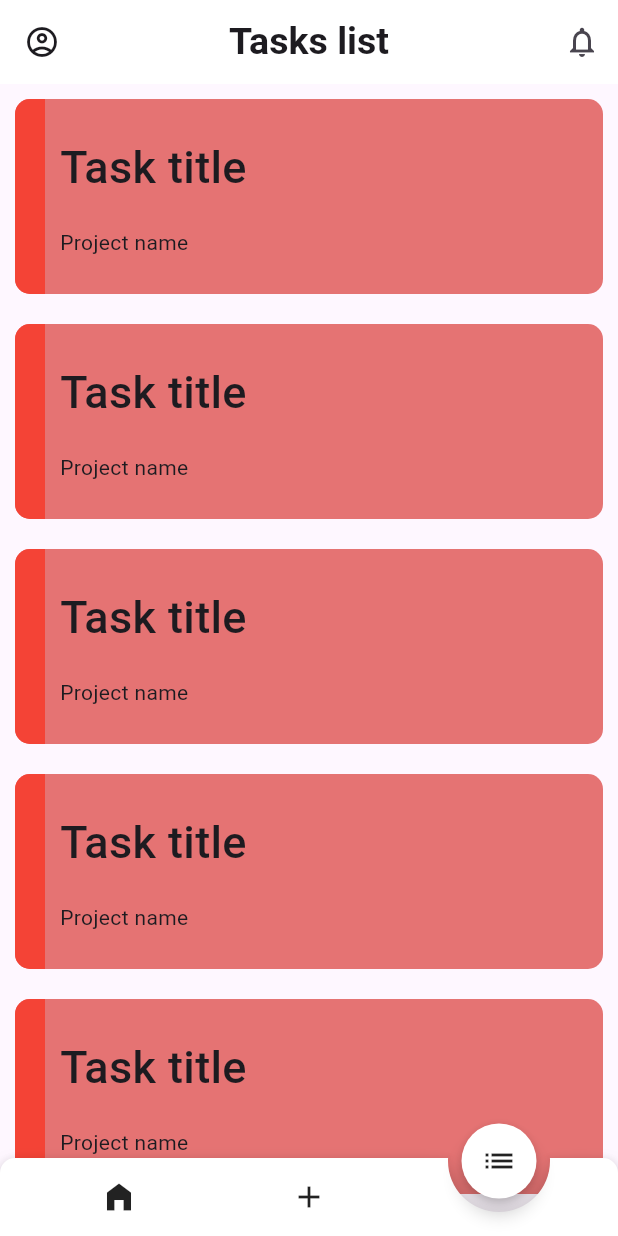
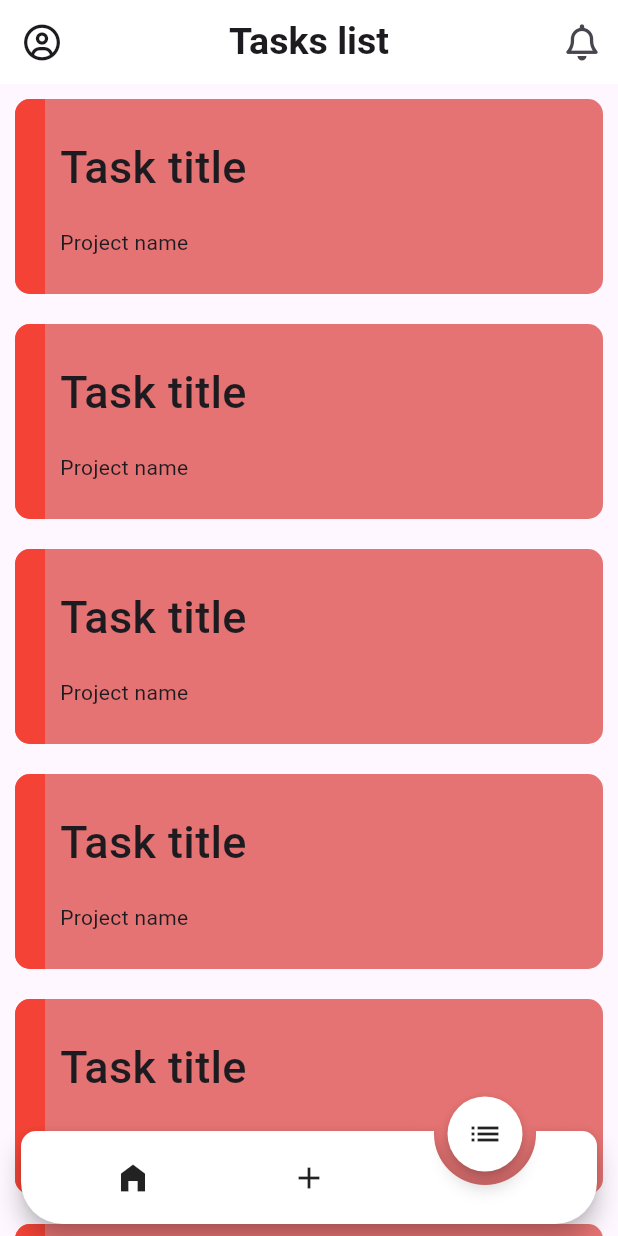
Before and after one commit to whStalker/tg_mini_app, a Flutter app: the screen it shows after launch, item 3 of the bottom bar chosen, on a phone screen of 412 x 824 dp. Run offline on Flutter 3.47's test engine with Material 3 defaults, Android fonts, the phone set to English and light mode, and no system bars; drawn by our look-alikes of animated_notch_bottom_bar; our stand-ins replace animated_toggle_switch, font_awesome_flutter; missing offline and left inert: image_stack, telegram_web_app.

Commit message:
-bug fix

```diff
--- a/lib/main.dart
+++ b/lib/main.dart
@@ -1,11 +1,13 @@
 import 'package:flutter/material.dart';
 import 'package:telegram_web_app/telegram_web_app.dart';
 import 'package:tg_mini_app/main_page.dart';
+import 'package:tg_mini_app/presentation/project_info_page.dart';
 
 void main() async {
   await TelegramWebApp.instance.expand();
   await TelegramWebApp.instance.disableVerticalSwipes();
   await TelegramWebApp.instance.enableClosingConfirmation();
+
 
   runApp(const MyApp());
 }
@@ -17,7 +19,8 @@ class MyApp extends StatelessWidget {
   Widget build(BuildContext context) {
     return const MaterialApp(
       debugShowCheckedModeBanner: false,
-      home: MainPage(),
+      home:
+      MainPage(),
     );
   }
 }
--- a/lib/main_page.dart
+++ b/lib/main_page.dart
@@ -1,8 +1,9 @@
 import 'package:animated_notch_bottom_bar/animated_notch_bottom_bar/animated_notch_bottom_bar.dart';
 import 'package:flutter/material.dart';
+import 'package:font_awesome_flutter/font_awesome_flutter.dart';
 import 'package:tg_mini_app/presentation/create_project_page.dart';
 import 'package:tg_mini_app/presentation/home_page.dart';
-import 'package:tg_mini_app/presentation/tasks_page.dart';
+import 'package:tg_mini_app/presentation/user_tasks_page.dart';
 
 class MainPage extends StatefulWidget {
   const MainPage({super.key});
@@ -18,7 +19,7 @@ int _selectIndex = 0;
 List _pages = const [
   HomePage(),
   CreateProjectPage(),
-  TasksPage(),
+  UserTasksPage(),
 ];
 
 List _appBarTitle = [
@@ -45,42 +46,26 @@ class _MainPageState extends State<MainPage> {
         surfaceTintColor: Colors.white,
         leading: IconButton(
           onPressed: () {},
-          icon: const Icon(Icons.account_circle_outlined),
+          icon: const FaIcon(FontAwesomeIcons.circleUser),
         ),
         actions: [
           IconButton(
             onPressed: () {},
-            icon: const Icon(Icons.notifications_none_outlined),
+            icon: const FaIcon(FontAwesomeIcons.bell),
           ),
         ],
       ),
       body: _pages[_selectIndex],
       extendBody: true,
-      bottomNavigationBar: SizedBox(
-        // color: Colors.red,
-        height: 80,
-        child: AnimatedNotchBottomBar(
+      bottomNavigationBar: AnimatedNotchBottomBar(
         notchBottomBarController: _barController,
         onTap: (value) {
           setState(() {
             _selectIndex = value;
           });
         },
-          kIconSize: 25,
-          kBottomRadius: 30,
-          removeMargins: true,
-
-          // notchColor: Colors.red,                  // Circle color
-
-          // notchGradient: const LinearGradient(     // Circule gradient
-          //   begin: Alignment.topRight,
-          //   end: Alignment.bottomLeft,
-          //   colors: [
-          //     Colors.red,
-          //     Colors.green,
-          //   ],
-          // ),
-
+        kIconSize: 24,
+        kBottomRadius: 28,
         bottomBarWidth: MediaQuery.sizeOf(context).width,
         bottomBarItems: const [
           BottomBarItem(
@@ -97,7 +82,6 @@ class _MainPageState extends State<MainPage> {
           ),
         ],
       ),
-      ),
     );
   }
 }
--- a/lib/presentation/create_project_page.dart
+++ b/lib/presentation/create_project_page.dart
@@ -1,5 +1,6 @@
 import 'package:animated_toggle_switch/animated_toggle_switch.dart';
 import 'package:flutter/material.dart';
+import 'package:font_awesome_flutter/font_awesome_flutter.dart';
 
 class CreateProjectPage extends StatefulWidget {
   const CreateProjectPage({super.key});
@@ -18,6 +19,7 @@ class _CreateProjectPageState extends State<CreateProjectPage> {
   @override
   Widget build(BuildContext context) {
     return Scaffold(
+      backgroundColor: Colors.white,
       body: Padding(
         padding: const EdgeInsets.all(10),
         child: SingleChildScrollView(
@@ -66,8 +68,8 @@ class _CreateProjectPageState extends State<CreateProjectPage> {
                     height: 35,
                     borderWidth: 2,
                     onChanged: (i) => setState(() => positive = i),
-                    iconBuilder: (value) => Icon(
-                      value ? Icons.lock : Icons.lock_open,
+                    iconBuilder: (value) => FaIcon(
+                      value ? FontAwesomeIcons.lock : FontAwesomeIcons.lockOpen,
                       size: 20,
                     ),
 
--- a/lib/presentation/tasks_page.dart
+++ b/lib/presentation/user_tasks_page.dart
@@ -1,7 +1,7 @@
 import 'package:flutter/material.dart';
 
-class TasksPage extends StatelessWidget {
-  const TasksPage({super.key});
+class UserTasksPage extends StatelessWidget {
+  const UserTasksPage({super.key});
 
   @override
   Widget build(BuildContext context) {
@@ -21,13 +21,14 @@ class TasksPage extends StatelessWidget {
               child: Stack(
                 children: [
                   const Padding(
-                    padding: EdgeInsets.symmetric(horizontal: 30, vertical: 15),
+                    padding: const EdgeInsets.symmetric(
+                        horizontal: 30, vertical: 15),
                     child: Column(
                       mainAxisAlignment: MainAxisAlignment.spaceAround,
                       crossAxisAlignment: CrossAxisAlignment.start,
                       children: [
                         // Task name
-                        Text(
+                        const Text(
                           'Task title',
                           style: TextStyle(
                             fontSize: 30,
@@ -36,7 +37,7 @@ class TasksPage extends StatelessWidget {
                         ),
 
                         // Project name
-                        Text('Project name'),
+                        const Text('Project name'),
 
                         //
                       ],
--- a/pubspec.yaml
+++ b/pubspec.yaml
@@ -40,6 +40,10 @@ dependencies:
   intl: ^0.19.0
   animated_notch_bottom_bar: ^1.0.3
   animated_toggle_switch: ^0.8.2
+
+  image_stack: ^2.1.1
+
+  font_awesome_flutter: ^10.7.0
 
 dev_dependencies:
   flutter_test:
```
Also changed, not shown: lib/presentation/home_page.dart (+7 -5 lines), lib/presentation/project_info_page.dart (+184 -80 lines), pubspec.lock, 1 other file. Lines whose indentation alone changed are shown as unchanged.
